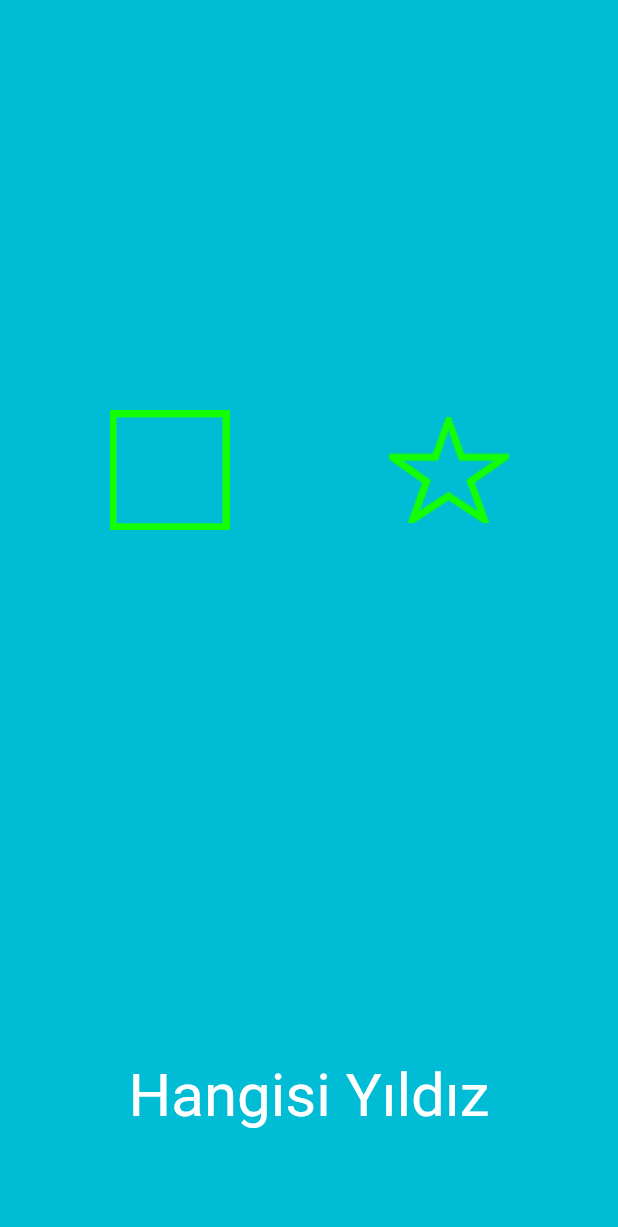
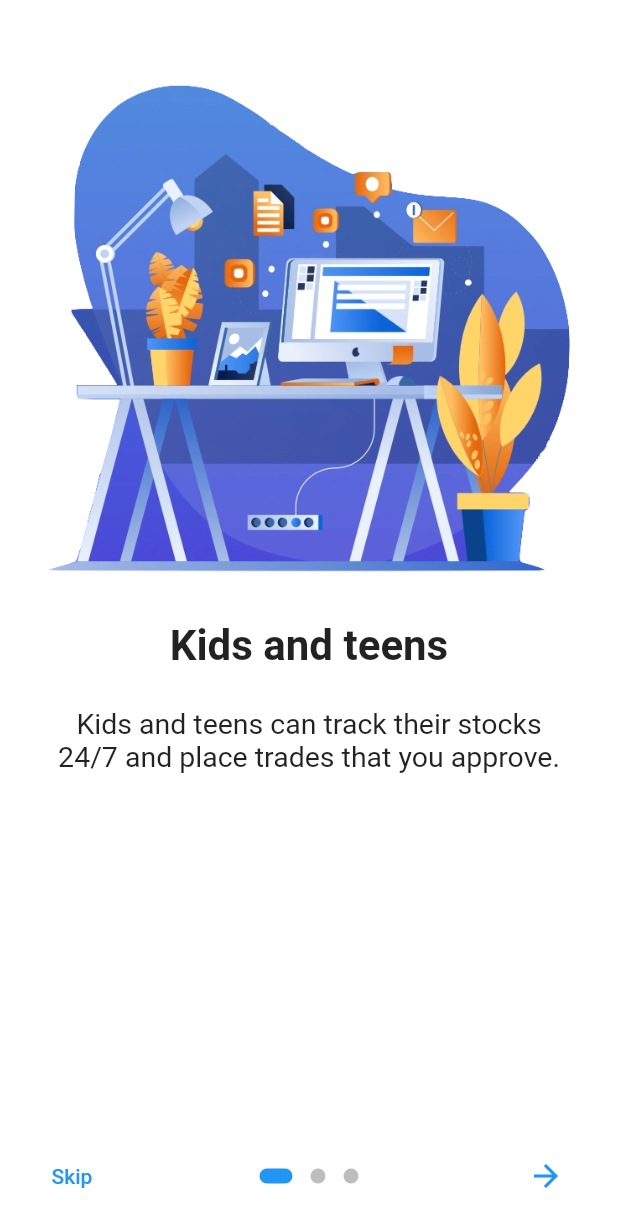
Before and after one commit to ShogunCo/babynap, a Flutter app: the screen it shows after launch, on a phone screen of 412 x 824 dp. Shown: the top 1227 px of the screen. Run offline on Flutter 3.47's test engine with Material 2 defaults, Android fonts, the phone set to English and light mode, and no system bars; drawn by our look-alikes of introduction_screen; our stand-ins replace after_layout, flutter_tts, shared_preferences.

Commit message:
onboarding pages redesigned. and added loading page to precedence of app

```diff
--- a/lib/main.dart
+++ b/lib/main.dart
@@ -1,9 +1,10 @@
 import 'package:flutter/material.dart';
-import 'screens/questionScreen.dart';
+import 'screens/onboarding_screen.dart';
 
 void main() {
   runApp(
     MaterialApp(
+      debugShowCheckedModeBanner: false,
       home: MyApp(),
     ),
   );
@@ -17,6 +18,6 @@ class MyApp extends StatefulWidget {
 class _MyAppState extends State<MyApp> {
   @override
   Widget build(BuildContext context) {
-    return QuestionScreen();
+    return Splash();
   }
 }
--- /dev/null
+++ b/lib/screens/onboarding_screen.dart
@@ -0,0 +1,136 @@
+import 'package:after_layout/after_layout.dart';
+import 'package:flutter/material.dart';
+import 'package:flutter/services.dart';
+import 'package:shared_preferences/shared_preferences.dart';
+import 'package:the_hero_brain/utilities/styles.dart';
+import 'package:introduction_screen/introduction_screen.dart';
+import 'package:the_hero_brain/screens/questionScreen.dart';
+
+class Splash extends StatefulWidget {
+  @override
+  SplashState createState() => new SplashState();
+}
+
+class SplashState extends State<Splash> with AfterLayoutMixin<Splash> {
+  Future checkFirstSeen() async {
+    SharedPreferences prefs = await SharedPreferences.getInstance();
+    bool _seen = (prefs.getBool('seen') ?? false);
+
+    if (_seen) {
+      Navigator.of(context).pushReplacement(
+          new MaterialPageRoute(builder: (context) => new QuestionScreen()));
+    } else {
+      await prefs.setBool('seen', true);
+      Navigator.of(context).pushReplacement(
+          new MaterialPageRoute(builder: (context) => new OnboardingScreen()));
+    }
+  }
+
+  @override
+  void afterFirstLayout(BuildContext context) => checkFirstSeen();
+
+  @override
+  Widget build(BuildContext context) {
+    return new Scaffold(
+      body: new Center(
+        child: new Text('Loading...'),
+      ),
+    );
+  }
+}
+
+class OnboardingScreen extends StatefulWidget {
+  @override
+  _OnboardingScreenState createState() => _OnboardingScreenState();
+}
+
+class _OnboardingScreenState extends State<OnboardingScreen>{
+  final introKey = GlobalKey<IntroductionScreenState>();
+
+
+  void _onIntroEnd(context) {
+    Navigator.of(context).push(
+      MaterialPageRoute(builder: (_) => QuestionScreen()),
+    );
+  }
+
+  Widget _buildImage(String assetName) {
+    return Align(
+      child: Image.asset('assets/images/onboarding/$assetName', width: 350.0),
+      alignment: Alignment.bottomCenter,
+    );
+  }
+
+  @override
+  Widget build(BuildContext context) {
+    const bodyStyle = TextStyle(fontSize: 19.0);
+    const pageDecoration = const PageDecoration(
+      titleTextStyle: TextStyle(fontSize: 28.0, fontWeight: FontWeight.w700),
+      bodyTextStyle: bodyStyle,
+      descriptionPadding: EdgeInsets.fromLTRB(16.0, 0.0, 16.0, 16.0),
+      pageColor: Colors.white,
+      imagePadding: EdgeInsets.zero,
+    );
+
+    return IntroductionScreen(
+      key: introKey,
+      pages: [
+        PageViewModel(
+          title: "Kids and teens",
+          body:
+              "Kids and teens can track their stocks 24/7 and place trades that you approve.",
+          image: _buildImage('onboarding0.png'),
+          decoration: pageDecoration,
+        ),
+        PageViewModel(
+          title: "Another title page",
+          body: "Another beautiful body text for this example onboarding",
+          image: _buildImage('onboarding1.png'),
+          footer: RaisedButton(
+            onPressed: () {
+              introKey.currentState?.animateScroll(0);
+            },
+            child: const Text(
+              'FooButton',
+              style: TextStyle(color: Colors.white),
+            ),
+            color: Colors.lightBlue,
+            shape: RoundedRectangleBorder(
+              borderRadius: BorderRadius.circular(8.0),
+            ),
+          ),
+          decoration: pageDecoration,
+        ),
+        PageViewModel(
+          title: "Title of last page",
+          bodyWidget: Row(
+            mainAxisAlignment: MainAxisAlignment.center,
+            children: const [
+              Text("Click on ", style: bodyStyle),
+              Icon(Icons.edit),
+              Text(" to edit a post", style: bodyStyle),
+            ],
+          ),
+          image: _buildImage('onboarding2.png'),
+          decoration: pageDecoration,
+        ),
+      ],
+      onDone: () => _onIntroEnd(context),
+      //onSkip: () => _onIntroEnd(context), // You can override onSkip callback
+      showSkipButton: true,
+      skipFlex: 0,
+      nextFlex: 0,
+      skip: const Text('Skip'),
+      next: const Icon(Icons.arrow_forward),
+      done: const Text('Done', style: TextStyle(fontWeight: FontWeight.w600)),
+      dotsDecorator: const DotsDecorator(
+        size: Size(10.0, 10.0),
+        color: Color(0xFFBDBDBD),
+        activeSize: Size(22.0, 10.0),
+        activeShape: RoundedRectangleBorder(
+          borderRadius: BorderRadius.all(Radius.circular(25.0)),
+        ),
+      ),
+    );
+  }
+}
```
Also changed, not shown: lib/utilities/styles.dart (added, +14 -0 lines), pubspec.yaml (+10 -0 lines), assets/fonts/cm_sans_serif_2012.ttf (added), assets/gifs/walkingchick.gif (added), assets/images/onboarding/onboarding0.png (added), assets/images/onboarding/onboarding1.png (added), assets/images/onboarding/onboarding2.png (added), lib/utilities/widgets.dart (renamed from lib/models/widgets.dart), 2 other files.
